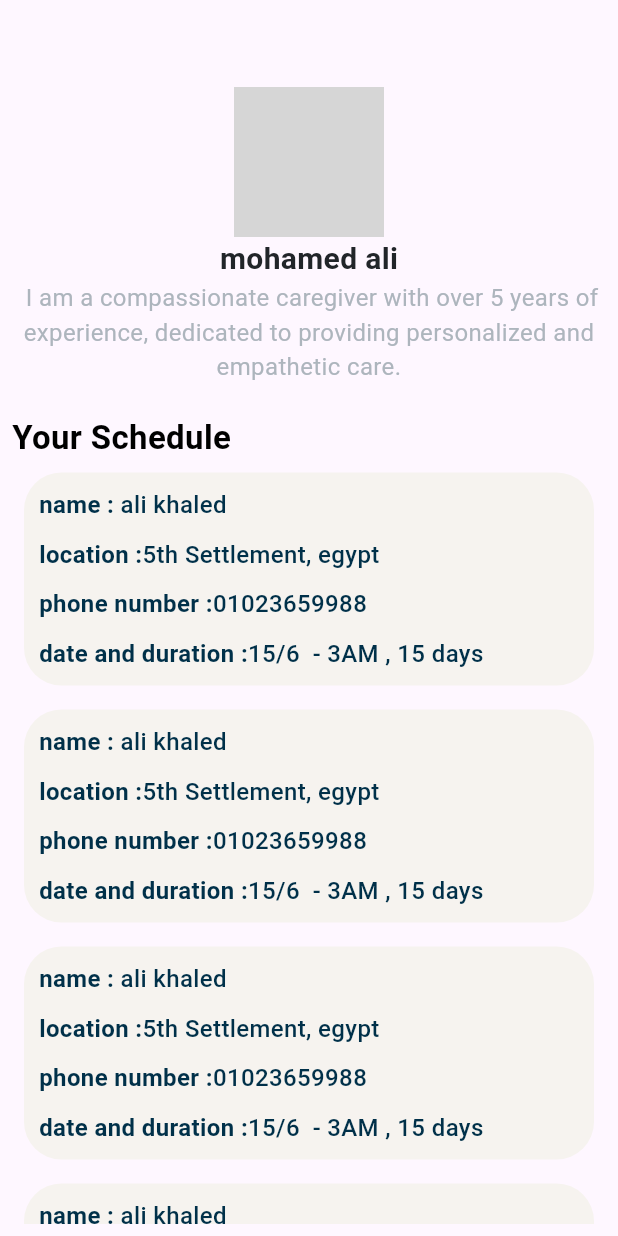
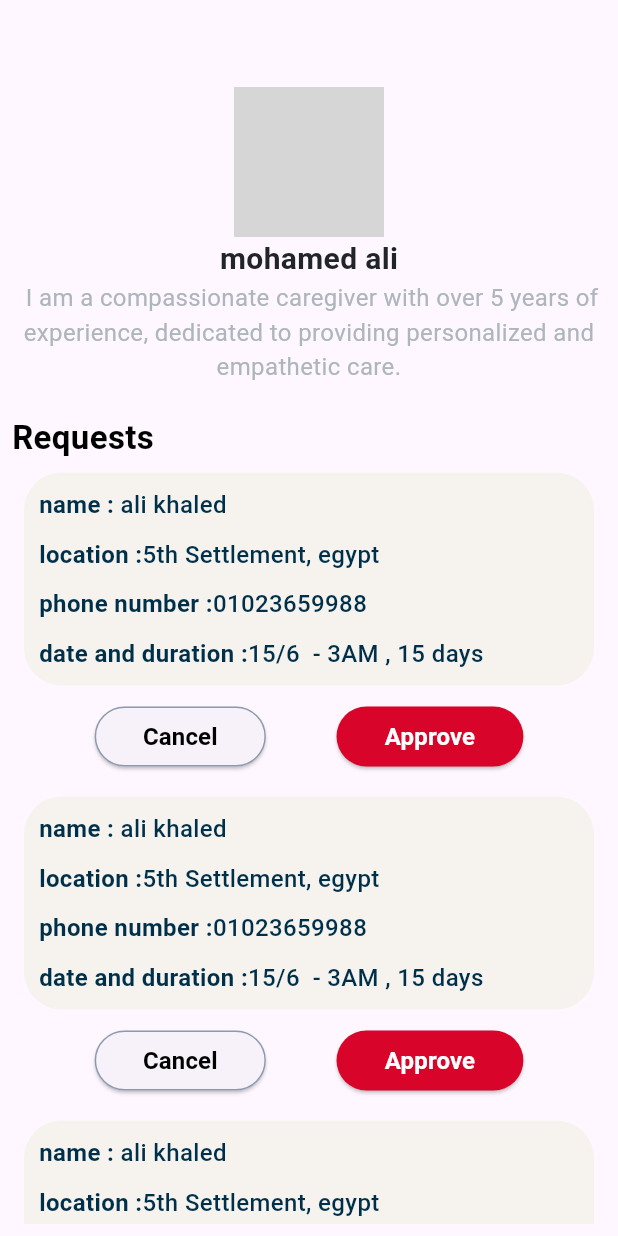
Before and after one commit to shahbbo/relief, a Flutter app: the screen it shows after launch, on a phone screen of 412 x 824 dp. Run offline on Flutter 3.47's test engine with Material 3 defaults, Android fonts, the phone set to English and light mode, and no system bars; our stand-ins replace animated_splash_screen, bloc, flutter_bloc, flutter_rating_bar, page_transition; Roboto replaces fonts that are missing (Barlow); grey boxes are pictures that could not be loaded.

Commit message:
Schedule Requests Widget Done

```diff
--- /dev/null
+++ b/lib/caregiver_view_details_requests/caregiver_view_details_requests_viwe.dart
@@ -0,0 +1,54 @@
+import 'package:flutter/material.dart';
+
+import '../caregiver_view_details/widget/profile_caregiver.dart';
+import 'widget/schedule_requests_widget.dart';
+
+class CaregiverViewDetailsRequestsView extends StatelessWidget {
+  const CaregiverViewDetailsRequestsView({super.key});
+
+  @override
+  Widget build(BuildContext context) {
+    return Scaffold(
+      body: SafeArea(
+        child: Padding(
+          padding: const EdgeInsets.all(8.0),
+          child: SingleChildScrollView(
+            child: Column(
+              crossAxisAlignment: CrossAxisAlignment.start,
+              children: [
+                SizedBox(
+                  height: 50,
+                ),
+                ProfileCaregiver(),
+                SizedBox(
+                  height: 20,
+                ),
+                Text(
+                  'Requests',
+                  style: TextStyle(
+                    color: Colors.black,
+                    fontSize: 22,
+                    fontFamily: 'Barlow',
+                    fontWeight: FontWeight.w600,
+                  ),
+                ),
+
+                ListView.builder(
+                  shrinkWrap: true,
+                  physics: NeverScrollableScrollPhysics(),
+                  itemCount: 5,
+                  itemBuilder: (context, index) {
+                    return Padding(
+                      padding: const EdgeInsets.all(8.0),
+                      child: ScheduleRequestsWidget(),
+                    );
+                  },
+                )
+              ],
+            ),
+          ),
+        ),
+      ),
+    );
+  }
+}
--- /dev/null
+++ b/lib/caregiver_view_details_requests/widget/schedule_requests_widget.dart
@@ -0,0 +1,185 @@
+import 'package:flutter/material.dart';
+
+class ScheduleRequestsWidget extends StatelessWidget {
+  const ScheduleRequestsWidget({super.key});
+
+  @override
+  Widget build(BuildContext context) {
+    return Column(
+      children: [
+        Container(
+          width: double.infinity,
+          padding: const EdgeInsets.all(10),
+          decoration: ShapeDecoration(
+            color: Color(0xFFF6F3EF),
+            shape: RoundedRectangleBorder(
+              borderRadius: BorderRadius.circular(25),
+            ),
+          ),
+          child: Column(
+            crossAxisAlignment: CrossAxisAlignment.start,
+            children: [
+              Text.rich(
+                TextSpan(
+                  children: [
+                    TextSpan(
+                      text: 'name :',
+                      style: TextStyle(
+                        color: Color(0xFF003049),
+                        fontSize: 16,
+                        fontFamily: 'Barlow',
+                        fontWeight: FontWeight.w700,
+
+                      ),
+                    ),
+                    TextSpan(
+                      text: ' ali khaled',
+                      style: TextStyle(
+                        color: Color(0xFF003049),
+                        fontSize: 16,
+                        fontFamily: 'Barlow',
+                        fontWeight: FontWeight.w500,
+
+                      ),
+                    ),
+                  ],
+                ),
+              ),
+              SizedBox(
+                height: 10,
+              ),
+              Text.rich(
+                TextSpan(
+                  children: [
+                    TextSpan(
+                      text: 'location :',
+                      style: TextStyle(
+                        color: Color(0xFF003049),
+                        fontSize: 16,
+                        fontFamily: 'Barlow',
+                        fontWeight: FontWeight.w700,
+
+                      ),
+                    ),
+                    TextSpan(
+                      text: '5th Settlement, egypt',
+                      style: TextStyle(
+                        color: Color(0xFF003049),
+                        fontSize: 16,
+                        fontFamily: 'Barlow',
+                        fontWeight: FontWeight.w500,
+
+                      ),
+                    ),
+                  ],
+                ),
+              ),
+              SizedBox(
+                height: 10,
+              ),
+              Text.rich(
+                TextSpan(
+                  children: [
+                    TextSpan(
+                      text: 'phone number :',
+                      style: TextStyle(
+                        color: Color(0xFF003049),
+                        fontSize: 16,
+                        fontFamily: 'Barlow',
+                        fontWeight: FontWeight.w700,
+
+                      ),
+                    ),
+                    TextSpan(
+                      text: '01023659988',
+                      style: TextStyle(
+                        color: Color(0xFF003049),
+                        fontSize: 16,
+                        fontFamily: 'Barlow',
+                        fontWeight: FontWeight.w500,
+
+                      ),
+                    ),
+                  ],
+                ),
+              ),
+              SizedBox(
+                height: 10,
+              ),
+              Text.rich(
+                TextSpan(
+                  children: [
+                    TextSpan(
+                      text: 'date and duration :',
+                      style: TextStyle(
+                        color: Color(0xFF003049),
+                        fontSize: 16,
+                        fontFamily: 'Barlow',
+                        fontWeight: FontWeight.w700,
+
+                      ),
+                    ),
+                    TextSpan(
+                      text: '15/6  - 3AM , 15 days',
+                      style: TextStyle(
+                        color: Color(0xFF003049),
+                        fontSize: 16,
+                        fontFamily: 'Barlow',
+                        fontWeight: FontWeight.w500,
+
+                      ),
+                    ),
+                  ],
+                ),
+              ),
+            ],
+          ),
+        ),
+        SizedBox(
+          height: 10,
+        ),
+        Row(
+          mainAxisAlignment: MainAxisAlignment.spaceEvenly,
+          children: [
+            ElevatedButton(
+              style: ElevatedButton.styleFrom(
+                shape: RoundedRectangleBorder(
+                  side: BorderSide(width: 1, color: Color(0xFF8D99AE)),
+                  borderRadius: BorderRadius.circular(25),
+                ),
+              ),
+              onPressed: () {},
+              child: Text(
+                '  Cancel  ',
+                style: TextStyle(
+                  color: Colors.black,
+                  fontSize: 16,
+                  fontFamily: 'Barlow',
+                  fontWeight: FontWeight.w600,
+                ),
+              ),
+            ),
+            ElevatedButton(
+              onPressed: () {},
+              child: Text(
+                '  Approve  ',
+                style: TextStyle(
+                  color: Colors.white,
+                  fontSize: 16,
+                  fontFamily: 'Barlow',
+                  fontWeight: FontWeight.w600,
+                ),
+              ),
+              style: ElevatedButton.styleFrom(
+                backgroundColor: Color(0xFFD90429),
+                shape: RoundedRectangleBorder(
+                  borderRadius: BorderRadius.circular(25),
+                ),
+              ),
+            ),
+          ],
+        ),
+      ],
+    );
+  }
+}
--- a/lib/main.dart
+++ b/lib/main.dart
@@ -10,6 +10,7 @@ import 'package:relief/homeScreen.dart';
 import 'package:relief/register/logInScreen.dart';
 
 import 'caregiver_view_details/caregiver_view_details_screen.dart';
+import 'caregiver_view_details_requests/caregiver_view_details_requests_viwe.dart';
 
 void main() {
   runApp(const relief());
@@ -38,6 +39,7 @@ class relief extends StatelessWidget {
             //     nextScreen: logIn(),
             //     splashTransition: SplashTransition.fadeTransition,
             //     backgroundColor: Colors.white)
+
             /*home: Scaffold(
               body: SingleChildScrollView(
                 child: Column(
@@ -54,7 +56,7 @@ class relief extends StatelessWidget {
               ),
             ),*/
 
-            home: CaregiverViewDetailsScreen(),
+            home: CaregiverViewDetailsRequestsView(),
           );
         },
       ),
```
